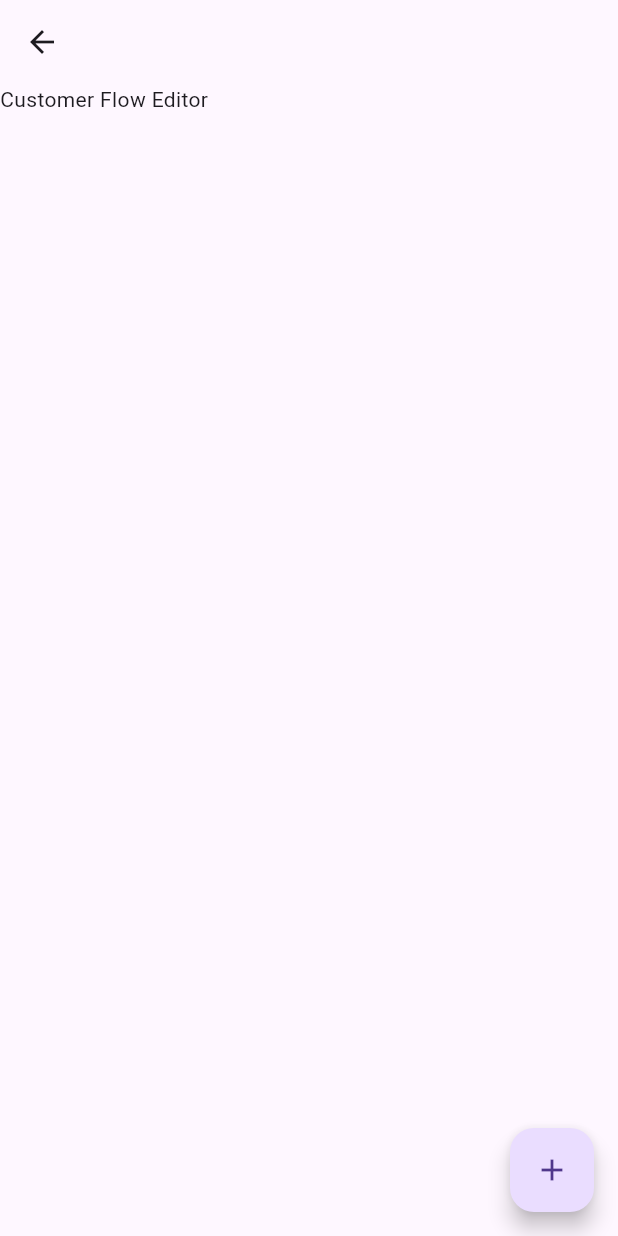
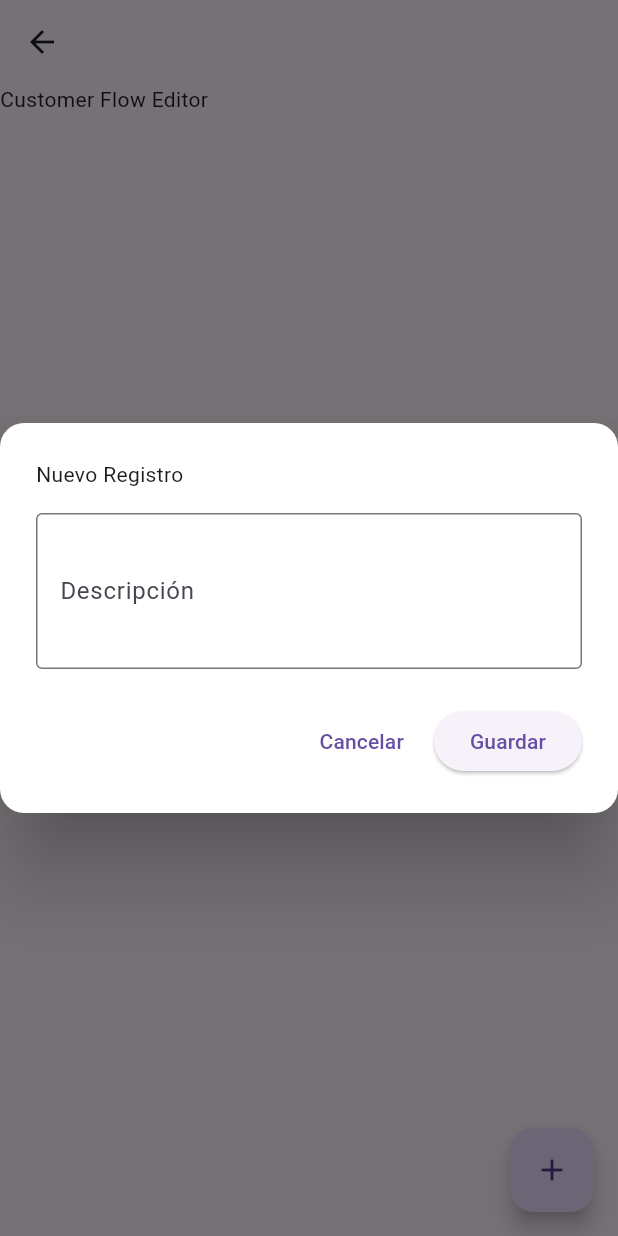
Before and after one commit to El-Reynos/CustomerFlow, a Flutter app: the CustomerFlowEditorPage screen opened directly, after a tap on the "add" icon, on a phone screen of 412 x 824 dp. Run offline on Flutter 3.47's test engine with Material 3 defaults, Android fonts, the phone set to English and light mode, and no system bars; our stand-ins replace dio, flutter_mobx, mobx; accounts and stored records are empty; generated files the repository leaves out were written again.

Commit message:
entry editor

```diff
--- a/customer_flow/lib/pages/customer_flow_editor/customer_flow_editor_page.dart
+++ b/customer_flow/lib/pages/customer_flow_editor/customer_flow_editor_page.dart
@@ -1,6 +1,6 @@
-import 'package:customer_flow/data/model/entry.model.dart';
 import 'package:customer_flow/data/resource/entry.resource.dart';
 import 'package:customer_flow/pages/customer_flow_editor/customer_flow_editor_store.dart';
+import 'package:customer_flow/pages/entry_popup_editor/entry_editor_page.dart';
 import 'package:customer_flow/stores/sesion_store.dart';
 import 'package:flutter/material.dart';
 import 'package:provider/provider.dart';
@@ -22,11 +22,15 @@ class _CustomerFlowEditorPageState extends State<CustomerFlowEditorPage> {
       return Scaffold(
         appBar: AppBar(title: Text(store.userName)),
         floatingActionButton: FloatingActionButton(
-          onPressed: () {
-            // store.createEntry(
-            //   EntryModel(description: 'Description 1', expectedArrival: DateTime.now(), createdBy: store.userName),
-            // );
-            store.getEntries();
+          onPressed: () async {
+          await Navigator.of(context).push(
+            PageRouteBuilder(
+              pageBuilder: (_, _, _) => const EntryEditorPage(),
+              opaque: false,
+              barrierDismissible: true,
+              fullscreenDialog: true,
+            ),
+          );
           },
           child: const Icon(Icons.add),
         ),
--- /dev/null
+++ b/customer_flow/lib/pages/entry_popup_editor/entry_editor_page.dart
@@ -0,0 +1,104 @@
+import 'package:customer_flow/data/model/entry.model.dart';
+import 'package:customer_flow/data/resource/entry.resource.dart';
+import 'package:customer_flow/pages/entry_popup_editor/entry_editor_store.dart';
+import 'package:customer_flow/stores/sesion_store.dart';
+import 'package:flutter/material.dart';
+import 'package:provider/provider.dart';
+
+class EntryEditorPage extends StatefulWidget {
+  final EntryModel? entry;
+  const EntryEditorPage({this.entry});
+
+  @override
+  State<EntryEditorPage> createState() => _EntryEditorPageState();
+}
+
+class _EntryEditorPageState extends State<EntryEditorPage> {
+  late final TextEditingController _descriptionController;
+
+  @override
+  void initState() {
+    super.initState();
+    _descriptionController = TextEditingController(
+      text: widget.entry?.description ?? '',
+    );
+  }
+
+  @override
+  void dispose() {
+    _descriptionController.dispose();
+    super.dispose();
+  }
+
+  @override
+  Widget build(BuildContext context) => Provider<EntryEditorStore>(
+    create: (context) => EntryEditorStore(
+      sessionStore: context.sessionStore,
+      entryResource: context.entryResource,
+      entry: widget.entry,
+    ),
+    child: Stack(
+      children: [
+        Positioned.fill(
+          child: GestureDetector(
+            onTap: () => Navigator.of(context).pop(),
+            child: Container(
+              color: Colors.black54,
+            ),
+          ),
+        ),
+        Center(
+          child: Material(
+            elevation: 24,
+            color: Colors.white,
+            borderRadius: BorderRadius.circular(16),
+            child: Container(
+              width: 600,
+              padding: const EdgeInsets.all(24),
+              child: Column(
+                mainAxisSize: MainAxisSize.min,
+                crossAxisAlignment: CrossAxisAlignment.start,
+                children: [
+                  Text(
+                    widget.entry == null ? 'Nuevo Registro' : 'Editando',
+                  ),
+                  const SizedBox(height: 16),
+                  TextField(
+                    controller: _descriptionController,
+                    decoration: const InputDecoration(
+                      labelText: 'Descripción',
+                      border: OutlineInputBorder(),
+                    ),
+                    maxLines: 3,
+                    onChanged: (value) => context.entryEditorStore.setDescription(value),
+                  ),
+                  const SizedBox(height: 24),
+                  Row(
+                    mainAxisAlignment: MainAxisAlignment.end,
+                    children: [
+                      TextButton(
+                        child: const Text('Cancelar'),
+                        onPressed: () => Navigator.of(context).pop(),
+                      ),
+                      const SizedBox(width: 8),
+                      ElevatedButton(
+                        child: const Text('Guardar'),
+                        onPressed: () async {
+                          final store = context.entryEditorStore;
+                          final entry = await store.save();
+                          if (entry != null && context.mounted) {
+                            Navigator.of(context).pop(entry);
+                          }
+                        },
+                      ),
+                    ],
+                  ),
+                ],
+              ),
+            ),
+          ),
+        ),
+      ],
+    ),
+  );
+}
```
Also changed, not shown: customer_flow/lib/pages/entry_popup_editor/entry_editor_store.dart (added, +69 -0 lines).
